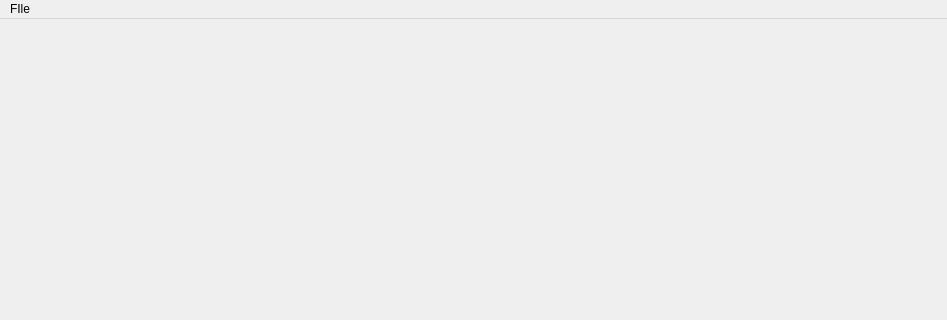
Above: src/analyzer/sensorwindow.ui from Wingxvii/QTNode before the change; both pictures show x 0 to 947 and y 0 to 320 of the 947 by 724 pixel window. Below: the same form after it.
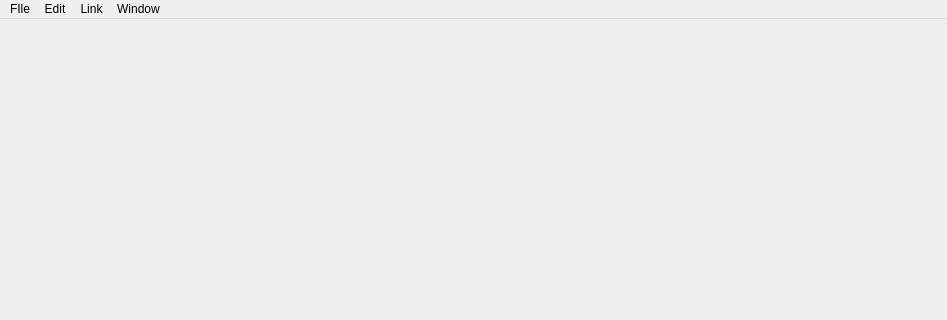
That is the form after the change.

Commit message: added naming and fixed some stuff to ui file opening

Diff of the .ui file:
```diff
--- a/src/analyzer/sensorwindow.ui
+++ b/src/analyzer/sensorwindow.ui
@@ -67,7 +67,25 @@
      <string>FIle</string>
     </property>
    </widget>
+   <widget class="QMenu" name="menuOptions">
+    <property name="title">
+     <string>Edit</string>
+    </property>
+   </widget>
+   <widget class="QMenu" name="menuWindow">
+    <property name="title">
+     <string>Link</string>
+    </property>
+   </widget>
+   <widget class="QMenu" name="menuOptions_2">
+    <property name="title">
+     <string>Window</string>
+    </property>
+   </widget>
    <addaction name="menuFIle"/>
+   <addaction name="menuOptions"/>
+   <addaction name="menuWindow"/>
+   <addaction name="menuOptions_2"/>
   </widget>
   <widget class="QStatusBar" name="statusbar"/>
  </widget>
```
Left out of the diff: 30 changed lines with no effect on the pictures. The commit also changes 4 other files.
